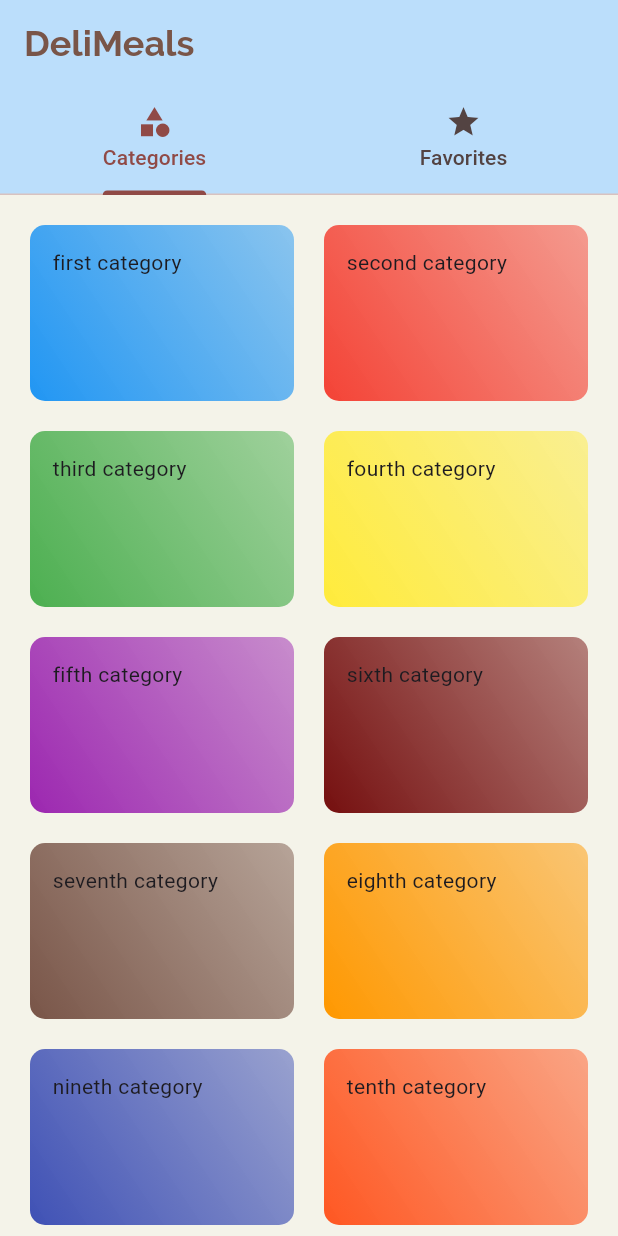
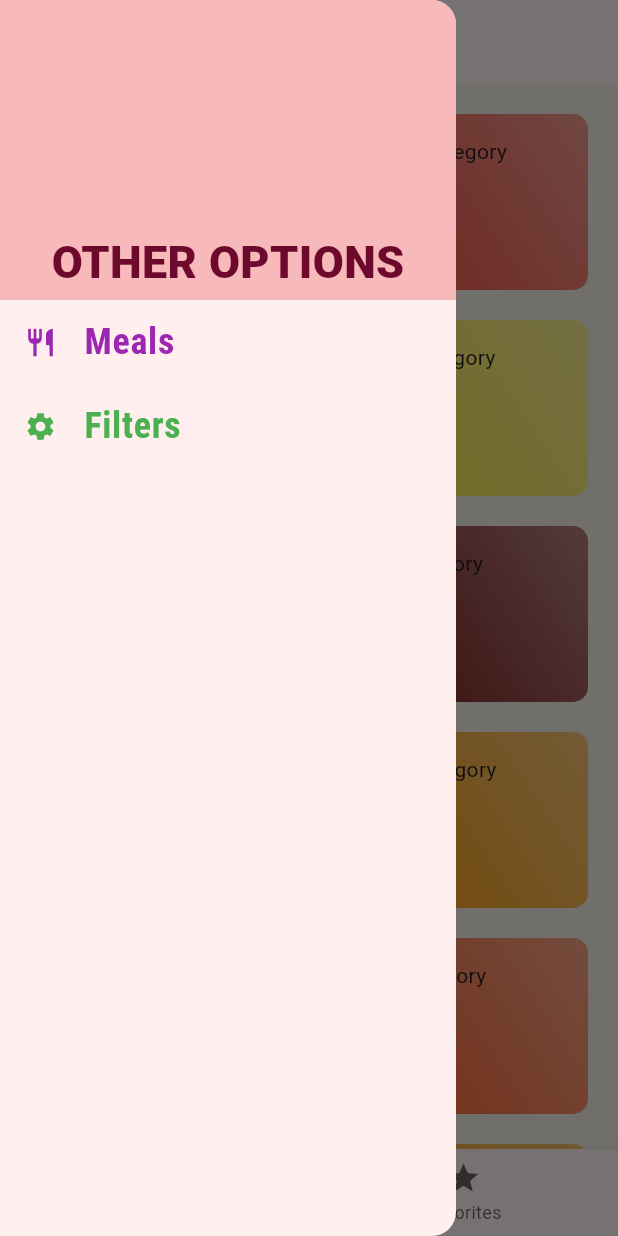
Before and after one commit to Babajide-James/flutter_projects, a Flutter app: the screen it shows after launch, with the side drawer open (before the commit the screen has no drawer), on a phone screen of 412 x 824 dp. Run offline on Flutter 3.47's test engine with Material 3 defaults, Android fonts, the light colour scheme and no system bars.

```diff
--- a/lib/main.dart
+++ b/lib/main.dart
@@ -1,10 +1,9 @@
 import 'package:flutter/material.dart';
 import './screens/ingredient_screen.dart';
 import '../screens/home_screen.dart';
-import '../screens/tabs_route.dart';
+import 'screens/filter_route.dart';
+import 'widgets/bottom_nav.dart';
 import '../screens/food_screen.dart';
-// import './category_item.dart';
-// import './food_item.dart';
 
 void main() => runApp(MyApp());
 
@@ -32,9 +31,10 @@ class _MyAppState extends State<MyApp> {
       // home:  HomeScreen(),
       initialRoute: '/',
       routes: {
-        '/': (ctx) => TabsRoute(),
+        '/': (ctx) => BottomNav(),
         FoodScreen.routeName: (ctx) => FoodScreen(),
         IngredientScreen.routeName: (ctx) => IngredientScreen(),
+        Filter.routeName: ((ctx) => Filter()),
       },
       //       onGenerateRoute: (settings){
       // MaterialPageRoute(builder: (ctx)=> HomeScreen());
--- a/lib/screens/ingredient_screen.dart
+++ b/lib/screens/ingredient_screen.dart
@@ -127,6 +127,10 @@ class IngredientScreen extends StatelessWidget {
           ],
         ),
       ),
+      floatingActionButton: FloatingActionButton(
+        onPressed: () => Navigator.of(context).pop(idImage),
+        child: Icon(Icons.delete),
+      ),
     );
   }
 }
--- /dev/null
+++ b/lib/widgets/bottom_nav.dart
@@ -0,0 +1,63 @@
+import 'package:flutter/material.dart';
+
+import '../favorites.dart';
+import '../screens/home_screen.dart';
+import './main_drawer.dart';
+
+class BottomNav extends StatefulWidget {
+  const BottomNav({super.key});
+  @override
+  State<BottomNav> createState() => BottomNavState();
+}
+
+class BottomNavState extends State<BottomNav> {
+  List<Map<String, dynamic>> routes = [
+    {'route': HomeScreen(), 'title': 'Categories'},
+    {'route': Favorites(), 'title': 'Your Favorites'},
+  ];
+  int routesIndex = 0;
+
+  void onTap(int index) {
+    setState(() {
+      routesIndex = index;
+    });
+  }
+
+  @override
+  Widget build(context) {
+    return Scaffold(
+      appBar: AppBar(
+        title: Text(
+          routes[routesIndex]['title'],
+          style: TextStyle(
+            fontFamily: 'Raleway',
+            fontWeight: FontWeight.bold,
+            fontSize: 24,
+          ),
+        ),
+      ),
+      drawer: MainDrawer(),
+      body: routes[routesIndex]['route'],
+      bottomNavigationBar: BottomNavigationBar(
+        // type: BottomNavigationBarType.shifting,
+        selectedItemColor: Theme.of(context).primaryColor,
+        unselectedItemColor: Theme.of(context).hintColor,
+        currentIndex: routesIndex,
+        onTap: onTap,
+        backgroundColor: Theme.of(context).cardColor,
+        items: [
+          BottomNavigationBarItem(
+            // backgroundColor: Theme.of(context).primaryColorDark,
+            icon: Icon(Icons.category),
+            label: 'Categories',
+          ),
+          BottomNavigationBarItem(
+            // backgroundColor: Theme.of(context).primaryColorDark,
+            icon: Icon(Icons.star),
+            label: 'Favorites',
+          ),
+        ],
+      ),
+    );
+  }
+}
--- /dev/null
+++ b/lib/widgets/main_drawer.dart
@@ -0,0 +1,62 @@
+import 'package:flutter/material.dart';
+import 'package:new_app/screens/filter_route.dart';
+
+class MainDrawer extends StatelessWidget {
+  const MainDrawer({super.key});
+  @override
+  Widget build(BuildContext context) {
+    Widget customTile(
+      String title,
+      IconData icon,
+      Color color,
+      void Function() onTap,
+    ) {
+      return ListTile(
+        leading: Icon(icon, color: color, size: 22),
+        title: Text(
+          title,
+          style: TextStyle(
+            color: color,
+            fontFamily: 'RobotoCondensed',
+            fontWeight: FontWeight.bold,
+            // background: Paint(),
+            fontSize: 24,
+          ),
+        ),
+        onTap: onTap,
+      );
+    }
+
+    return Drawer(
+      child: Column(
+        children: <Widget>[
+          Container(
+            width: double.infinity,
+            height: 200,
+            decoration: BoxDecoration(
+              color: const Color.fromARGB(255, 247, 185, 185),
+            ),
+            alignment: Alignment.center,
+            // margin: EdgeInsets.only(top: 10, left: 60, right: 60),
+            padding: EdgeInsets.only(top: 150),
+            // color: Colors.blue,
+            child: Text(
+              'OTHER OPTIONS',
+              style: TextStyle(
+                fontWeight: FontWeight.w900,
+                fontSize: 30,
+                color: const Color.fromARGB(255, 108, 9, 44),
+              ),
+            ),
+          ),
+          customTile('Meals', Icons.restaurant, Colors.purple, () {
+            Navigator.of(context).pushNamed('/');
+          }),
+          customTile('Filters', Icons.settings, Colors.green, () {
+            Navigator.of(context).pushNamed(Filter.routeName);
+          }),
+        ],
+      ),
+    );
+  }
+}
--- a/lib/screens/tabs_route.dart
+++ b/lib/widgets/tabs_route.dart
@@ -1,6 +1,6 @@
 import 'package:flutter/material.dart';
 
-import './home_screen.dart';
+import '../screens/home_screen.dart';
 import '../favorites.dart';
 
 class TabsRoute extends StatefulWidget {
```
Also changed, not shown: lib/food_item.dart (+10 -2 lines), lib/screens/filter_route.dart (added, +15 -0 lines), lib/screens/food_screen.dart (+38 -9 lines).
